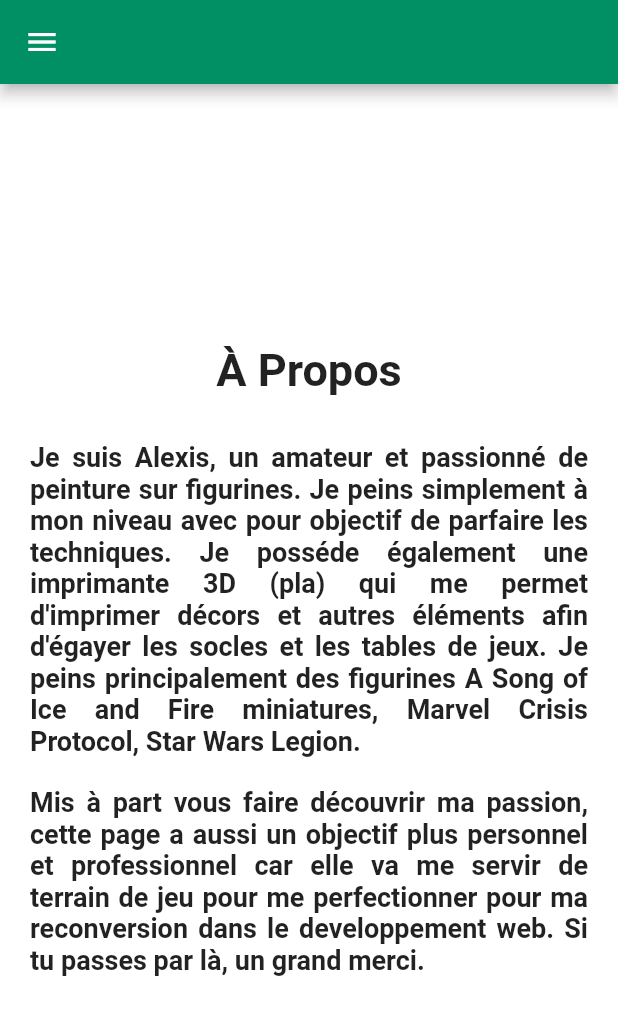
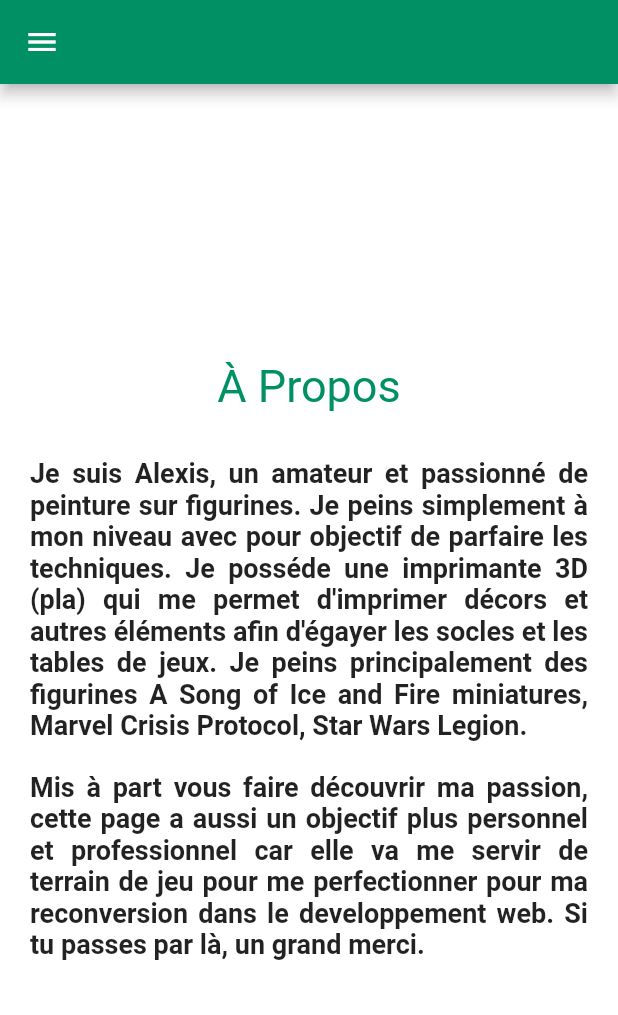
Before and after one commit to AlexisFLT/Minis-Bro-FLUTTER, a Flutter app: the screen it shows after launch, after a tap on the "touch app" icon, on a phone screen of 412 x 824 dp. Shown: the top 1015 px of the screen. Run offline on Flutter 3.47's test engine with Material 2 defaults, Android fonts, the phone set to English and light mode, and no system bars; our stand-ins replace google_fonts.

Commit message:
change title color + remove debugged banner

```diff
--- a/lib/about.dart
+++ b/lib/about.dart
@@ -23,6 +23,7 @@ class About extends StatelessWidget {
   @override
   Widget build(BuildContext context) {
     return MaterialApp(
+        debugShowCheckedModeBanner: false,
         home: Scaffold(
             backgroundColor: const Color.fromARGB(202, 255, 255, 255),
             appBar: AppBar(
@@ -39,8 +40,8 @@ class About extends StatelessWidget {
                     child: Text(
                       "À Propos",
                       style: GoogleFonts.cormorantUpright(
-                        fontWeight: FontWeight.bold,
                         fontSize: 30,
+                        color: const Color.fromRGBO(0, 144, 99, 56),
                       ),
                     ),
                   ),
@@ -48,7 +49,7 @@ class About extends StatelessWidget {
                       padding:
                           const EdgeInsets.only(top: 20, left: 20, right: 20),
                       child: Text(
-                        "Je suis Alexis, un amateur et passionné de peinture sur figurines. Je peins simplement à mon niveau avec pour objectif de parfaire les techniques. Je posséde également une imprimante 3D (pla) qui me permet d'imprimer décors et autres éléments afin d'égayer les socles et les tables de jeux. Je peins principalement des figurines A Song of Ice and Fire miniatures, Marvel Crisis Protocol, Star Wars Legion.",
+                        "Je suis Alexis, un amateur et passionné de peinture sur figurines. Je peins simplement à mon niveau avec pour objectif de parfaire les techniques. Je posséde une imprimante 3D (pla) qui me permet d'imprimer décors et autres éléments afin d'égayer les socles et les tables de jeux. Je peins principalement des figurines A Song of Ice and Fire miniatures, Marvel Crisis Protocol, Star Wars Legion.",
                         style: GoogleFonts.cormorantUpright(
                           fontWeight: FontWeight.bold,
                           fontSize: 18,
--- a/lib/main.dart
+++ b/lib/main.dart
@@ -12,6 +12,7 @@ class Main extends StatelessWidget {
   @override
   Widget build(BuildContext context) {
     return MaterialApp(
+        debugShowCheckedModeBanner: false,
         home: Scaffold(
             backgroundColor: const Color.fromARGB(202, 255, 255, 255),
             appBar: AppBar(
```
